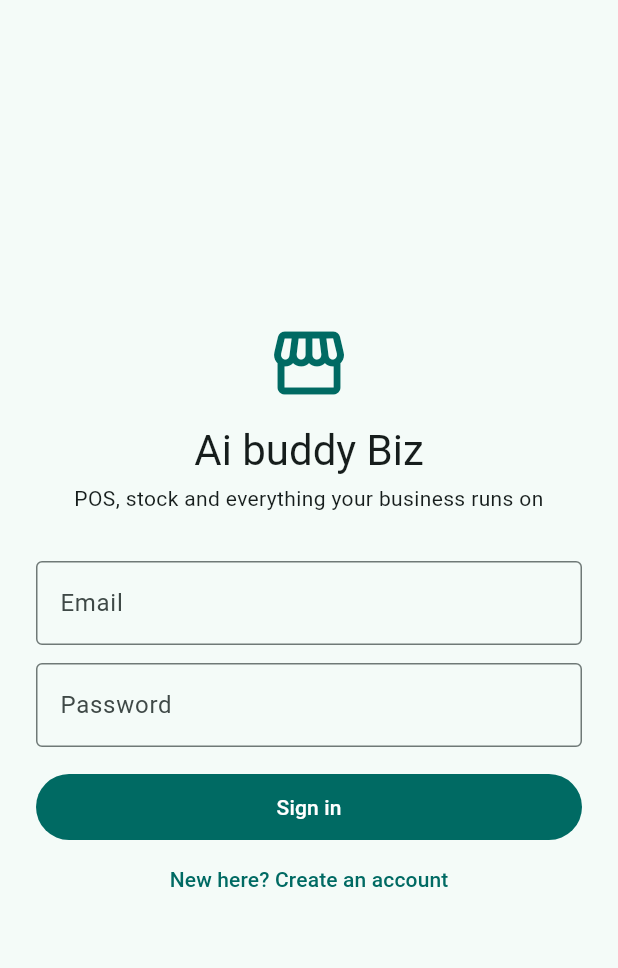
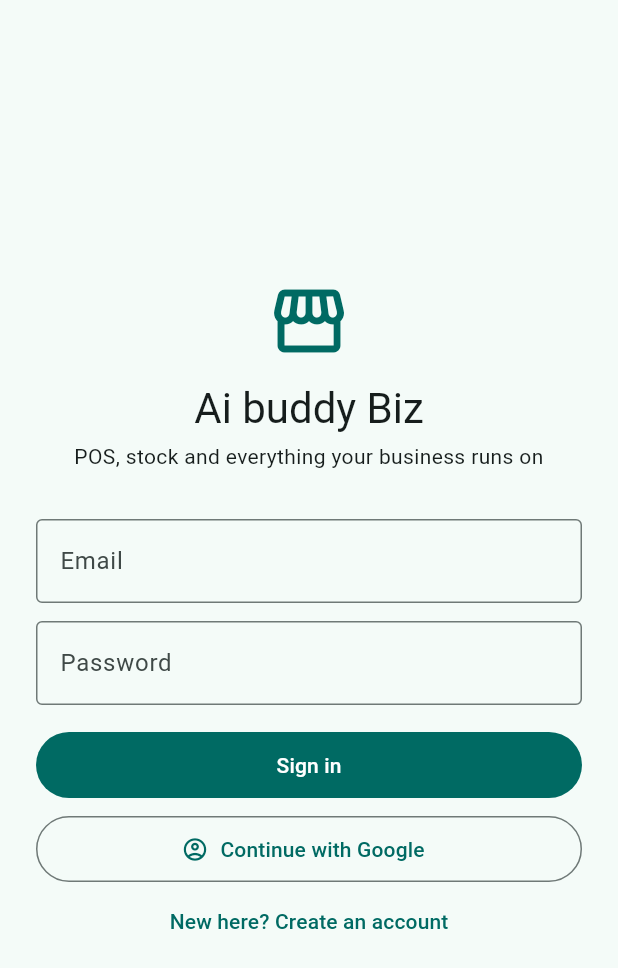
Before and after one commit to jslproperties101/ai-buddy-biz, a Flutter app: the LoginScreen screen opened directly, on a phone screen of 412 x 824 dp. Shown: the top 968 px of the screen. Run offline on Flutter 3.47's test engine with Material 3 defaults, Android fonts, the phone set to English and light mode, and no system bars; our stand-ins replace image_picker, pdf, printing, shared_preferences, supabase_flutter; missing offline and left inert: mobile_scanner; accounts and stored records are empty.

Commit message:
Add Continue with Google sign-in (OAuth deep link)
Co-Authored-By: Claude Sonnet 5.5 <noreply@anthropic.com>
Claude-Session: https://claude.ai/code/session_0183pKQ3cU2mTDquYBjjuQyg

```diff
--- a/app/lib/screens/login_screen.dart
+++ b/app/lib/screens/login_screen.dart
@@ -1,5 +1,6 @@
 import 'package:flutter/material.dart';
 import 'package:supabase_flutter/supabase_flutter.dart';
+import 'package:url_launcher/url_launcher.dart' show LaunchMode;
 
 import '../config.dart';
 
@@ -35,6 +36,26 @@ class _LoginScreenState extends State<LoginScreen> {
       setState(() => _message = e.message);
     } catch (e) {
       setState(() => _message = 'No connection. Please try again.');
+    } finally {
+      if (mounted) setState(() => _busy = false);
+    }
+  }
+
+  Future<void> _google() async {
+    setState(() {
+      _busy = true;
+      _message = null;
+    });
+    try {
+      await Supabase.instance.client.auth.signInWithOAuth(
+        OAuthProvider.google,
+        redirectTo: 'aibuddybiz://login-callback',
+        authScreenLaunchMode: LaunchMode.externalApplication,
+      );
+    } on AuthException catch (e) {
+      setState(() => _message = e.message);
+    } catch (e) {
+      setState(() => _message = 'Google sign-in could not start. Please try again.');
     } finally {
       if (mounted) setState(() => _busy = false);
     }
@@ -80,6 +101,15 @@ class _LoginScreenState extends State<LoginScreen> {
                     child: Text(_busy ? 'Please wait…' : (_signUp ? 'Create account' : 'Sign in')),
                   ),
                 ),
+                const SizedBox(height: 8),
+                OutlinedButton.icon(
+                  onPressed: _busy ? null : _google,
+                  icon: const Icon(Icons.account_circle_outlined),
+                  label: const Padding(
+                    padding: EdgeInsets.symmetric(vertical: 12),
+                    child: Text('Continue with Google'),
+                  ),
+                ),
                 TextButton(
                   onPressed: () => setState(() => _signUp = !_signUp),
                   child: Text(_signUp ? 'I already have an account' : 'New here? Create an account'),
```
Also changed, not shown: 1 other file.
